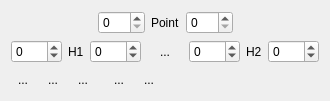
Old version of the form src/widgets/bezierspline_ui.ui in the repository KDE/kdenlive.
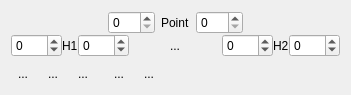
New version of the form.

```diff
--- a/src/widgets/bezierspline_ui.ui
+++ b/src/widgets/bezierspline_ui.ui
@@ -6,8 +6,8 @@
    <rect>
     <x>0</x>
     <y>0</y>
-    <width>315</width>
-    <height>83</height>
+    <width>351</width>
+    <height>78</height>
    </rect>
   </property>
   <property name="windowTitle">
@@ -20,6 +20,9 @@
       <property name="margin">
        <number>0</number>
       </property>
+      <property name="spacing">
+       <number>0</number>
+      </property>
       <item row="0" column="0" colspan="9">
        <widget class="QWidget" name="widget" native="true">
         <layout class="QHBoxLayout" name="horizontalLayout">
```
Left out of the diff: 2 changed lines with no effect on the pictures.
